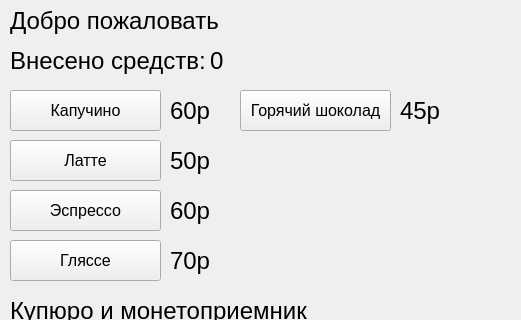
First picture: the form in mainwindow.ui, repository RuslanBarcho/Vending-machine-courcework, before the edit; both pictures show x 0 to 521 and y 0 to 320 of the 521 by 541 pixel window.
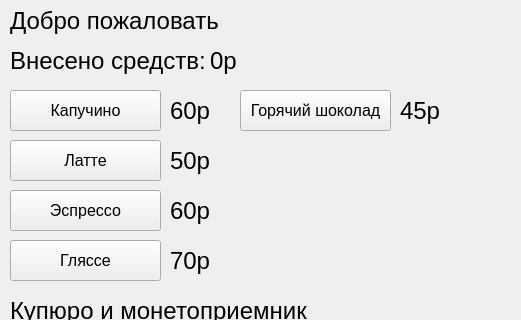
Second picture: the form after the edit.

```diff
--- a/mainwindow.ui
+++ b/mainwindow.ui
@@ -71,7 +71,7 @@
      </font>
     </property>
     <property name="text">
-     <string>0</string>
+     <string>0р</string>
     </property>
     <property name="margin">
      <number>0</number>
```
